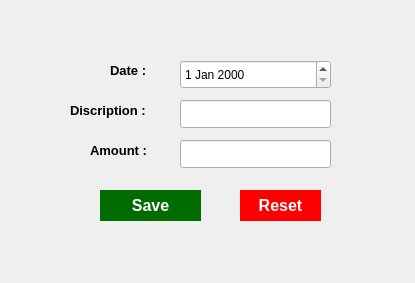
This is totalexpenses.ui in sahariajf/ExpiryGuard as Qt 5 draws it before an edit. The edited form follows.
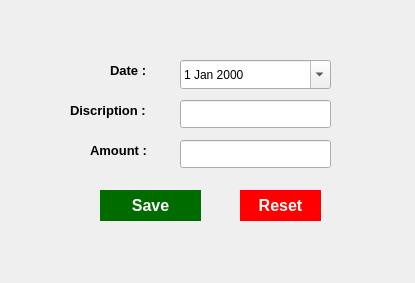
This is the edited form.

Patch:
```diff
--- a/totalexpenses.ui
+++ b/totalexpenses.ui
@@ -82,6 +82,9 @@
      <height>29</height>
     </rect>
    </property>
+   <property name="calendarPopup">
+    <bool>true</bool>
+   </property>
   </widget>
   <widget class="QLineEdit" name="DiscriptionIn">
    <property name="geometry">
```
